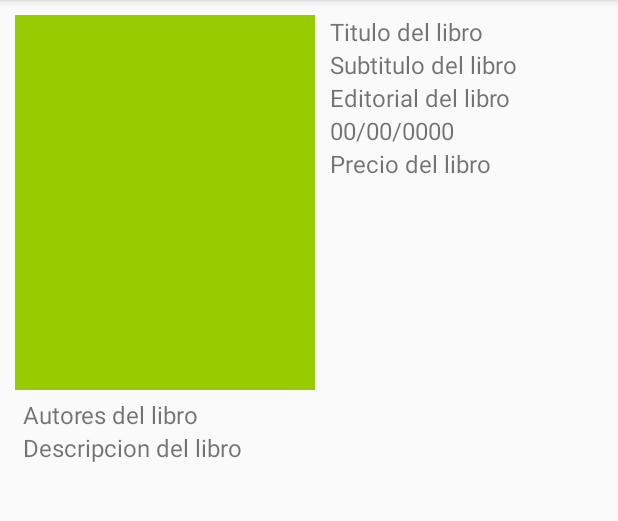
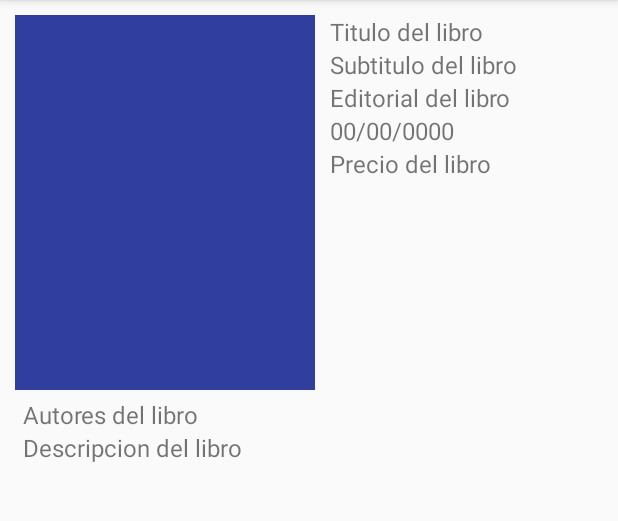
Before and after one commit to cifupetit/Practica_SalleLibrary_SergioC_IanM, an Android app: the BookDescription screen opened directly, with no data from a screen before it, on a phone screen of 412 x 824 dp, the part 84-605 px from its top. Run offline under Robolectric (Android 15) with nearby library versions, the phone set to English and light mode, and no system bars; pictures from the network do not load; 9 statements that could not run were skipped.

Commit message:
falta arreglo de autores en activity description + fin de semana reestrictura activity description

```diff
--- a/app/src/main/java/com/example/cifu/practica_sallelibrary_sergioc_ianm/BooksListActivity.java
+++ b/app/src/main/java/com/example/cifu/practica_sallelibrary_sergioc_ianm/BooksListActivity.java
@@ -36,7 +36,7 @@ public class BooksListActivity extends AppCompatActivity implements AdapterView.
         bookListAdapter = new BookListAdapter(this, data, R.layout.book_list_item);
         listView.setAdapter(bookListAdapter);
 
-        searchBooks("harry");
+        searchBooks("viaje");
 
         listView.setOnItemClickListener(this);
     }
--- a/app/src/main/java/com/example/cifu/practica_sallelibrary_sergioc_ianm/adapters/BookListAdapter.java
+++ b/app/src/main/java/com/example/cifu/practica_sallelibrary_sergioc_ianm/adapters/BookListAdapter.java
@@ -53,7 +53,6 @@ public class BookListAdapter extends BaseAdapter {
         //set custom layout
         if (convertView == null) {convertView = this.inflater.inflate(this.bookItemLayout, null);}
         //get views from custom layout
-        //ImageView imgLibro = (ImageView) convertView.findViewById(R.id.imagen_book_list); se hace uso de Glide
         TextView booTitle = (TextView) convertView.findViewById(R.id.titulo_book_list);
         TextView bookSubtitle = (TextView) convertView.findViewById(R.id.subtitulo_book_list);
         TextView bookAuthors = (TextView) convertView.findViewById(R.id.autores_book_list);
--- a/app/src/main/java/com/example/cifu/practica_sallelibrary_sergioc_ianm/models/BookModel.java
+++ b/app/src/main/java/com/example/cifu/practica_sallelibrary_sergioc_ianm/models/BookModel.java
@@ -2,6 +2,8 @@ package com.example.cifu.practica_sallelibrary_sergioc_ianm.models;
 
 import android.os.Parcel;
 import android.os.Parcelable;
+
+import java.util.Arrays;
 
 /**
  * Created by cifu on 03/03/2018.
@@ -68,6 +70,10 @@ public class BookModel implements Parcelable {
         return authors;
     }
 
+    public String getStringAuthors() {
+        return Arrays.toString(authors);
+    }
+
     public void setAuthors(String[] authors) {
         this.authors = authors;
     }
--- a/custombookdescription/src/main/java/com/example/custombookdescription/CustomBookDescription.java
+++ b/custombookdescription/src/main/java/com/example/custombookdescription/CustomBookDescription.java
@@ -3,6 +3,7 @@ package com.example.custombookdescription;
 import android.content.Context;
 import android.content.res.TypedArray;
 import android.graphics.drawable.Drawable;
+import android.text.method.ScrollingMovementMethod;
 import android.util.AttributeSet;
 import android.view.LayoutInflater;
 import android.widget.ImageView;
@@ -53,6 +54,8 @@ public class CustomBookDescription extends LinearLayout {
         float tamañoTexto = a.getDimension(R.styleable.CustomBookDescription_tamano_texto, 16);
         if (tamañoTexto > 0) {setTamañoTexto(tamañoTexto);}
 
+        descripcion.setMovementMethod(new ScrollingMovementMethod());
+
         a.recycle();
     }
 
@@ -60,10 +63,6 @@ public class CustomBookDescription extends LinearLayout {
         this.img.setImageDrawable(img);
         invalidate();
         requestLayout();
-    }
-
-    public void setImg(String img) {
-        //Glide.with(this).load(img).into(this.img);
     }
 
     public void setTamañoTexto(float tamañoTexto) {
--- a/custombookdescription/src/main/res/layout/custom_book_description.xml
+++ b/custombookdescription/src/main/res/layout/custom_book_description.xml
@@ -13,7 +13,7 @@
             android:layout_width="200sp"
             android:layout_height="250sp"
             android:id="@+id/imagen_desc"
-            android:background="@android:color/holo_green_light"
+            android:background="@color/blue_dark"
             android:contentDescription="@string/app_name"/>
 
         <LinearLayout
@@ -68,9 +68,7 @@
                 android:layout_height="match_parent"
                 android:text="@string/descripcion_desc"
                 android:id="@+id/descripcion_desc"
-                android:scrollHorizontally="true"
-                android:isScrollContainer="true"
-                android:scrollbarStyle="insideOverlay"/>
+                android:scrollbars="vertical"/>
     </LinearLayout>
 
 </LinearLayout>
--- /dev/null
+++ b/custombookdescription/src/main/res/values/colors.xml
@@ -0,0 +1,4 @@
+<?xml version="1.0" encoding="utf-8"?>
+<resources>
+    <color name="blue_dark">#303F9F</color>
+</resources>
```
Also changed, not shown: app/src/main/java/com/example/cifu/practica_sallelibrary_sergioc_ianm/BookDescription.java (+7 -4 lines).
